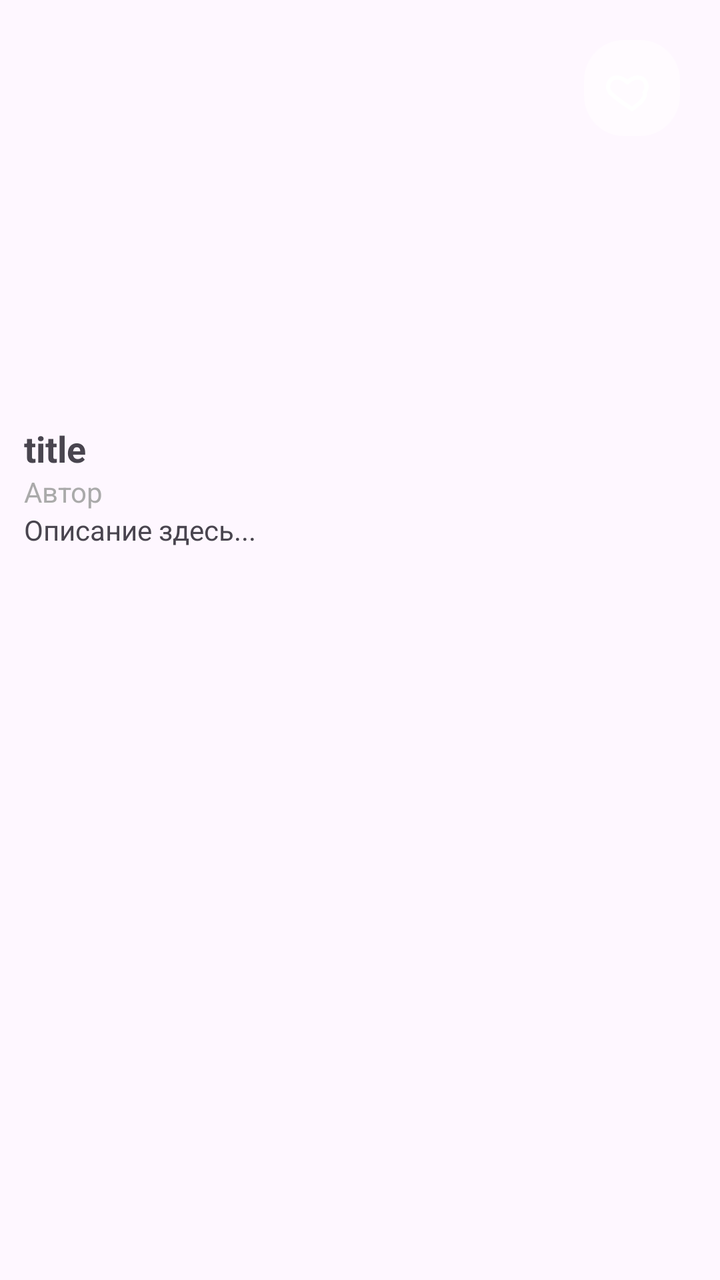
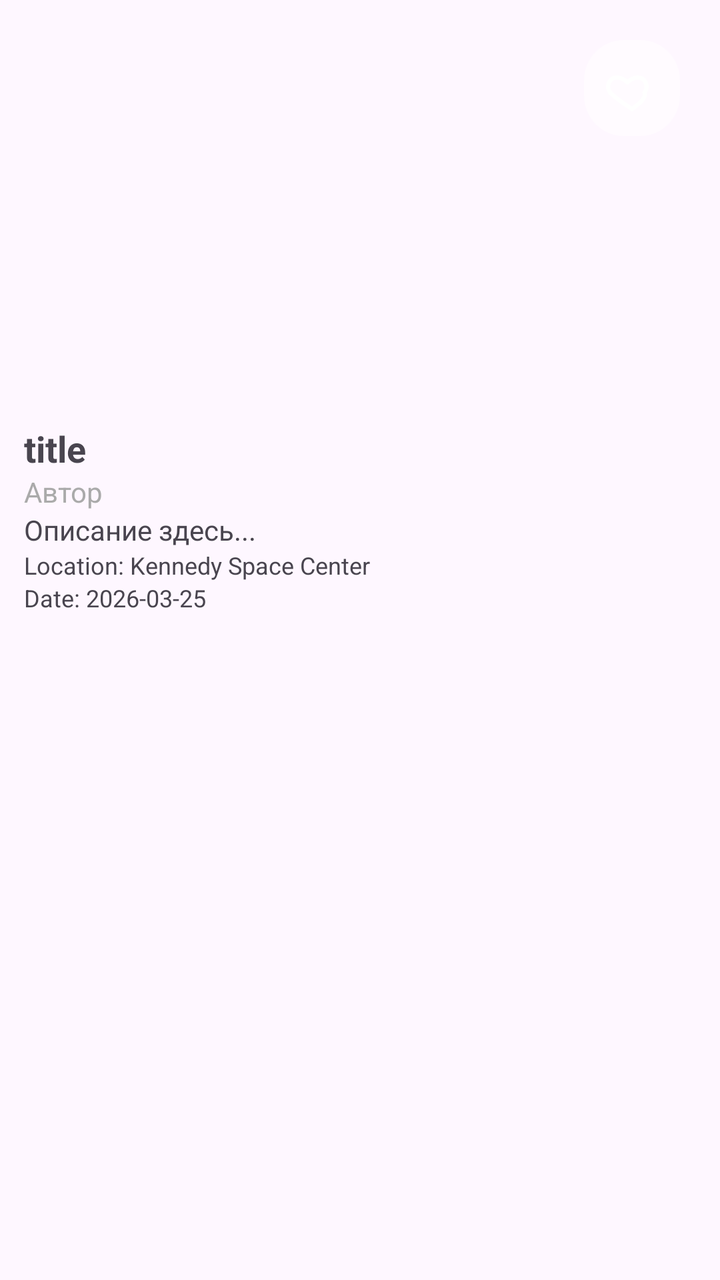

Compare the two renders of this Android layout. The source of the first and the diff that turns it into the second are given below.
<!-- AndroidManifest.xml: application theme Theme.NASA -->
<!-- res/layout/bottom_sheet_details.xml -->
<?xml version="1.0" encoding="utf-8"?>
<androidx.constraintlayout.widget.ConstraintLayout
    xmlns:android="http://schemas.android.com/apk/res/android"
    xmlns:app="http://schemas.android.com/apk/res-auto"
    android:layout_width="match_parent"
    android:layout_height="match_parent">

    <LinearLayout
        android:layout_width="match_parent"
        android:layout_height="wrap_content"
        android:orientation="vertical"
        android:padding="12dp"
        app:layout_constraintTop_toTopOf="parent"
        app:layout_constraintStart_toStartOf="parent"
        app:layout_constraintEnd_toEndOf="parent">

        <FrameLayout
            android:layout_width="match_parent"
            android:layout_height="200dp">

            <ImageView
                android:id="@+id/image"
                android:layout_width="match_parent"
                android:layout_height="match_parent"
                android:scaleType="centerCrop"
                android:contentDescription="@null" />

            <ImageView
                android:id="@+id/likeBtn"
                android:layout_width="48dp"
                android:layout_height="48dp"
                android:layout_gravity="top|end"
                android:layout_margin="8dp"
                android:background="@drawable/bg_glass"
                android:padding="10dp"
                android:src="@drawable/ic_heart"
                android:contentDescription="@null" />

        </FrameLayout>

        <TextView
            android:id="@+id/title"
            android:layout_width="match_parent"
            android:layout_height="wrap_content"
            android:textSize="18sp"
            android:textStyle="bold"
            android:text="@string/title" />

        <TextView
            android:id="@+id/author"
            android:layout_width="match_parent"
            android:layout_height="wrap_content"
            android:textSize="14sp"
            android:textColor="#AAAAAA"
            android:text="Автор" />

        <TextView
            android:id="@+id/description"
            android:layout_width="match_parent"
            android:layout_height="wrap_content"
            android:textSize="14sp"
            android:text="Описание здесь..." />

    </LinearLayout>

</androidx.constraintlayout.widget.ConstraintLayout>
<!-- resources referenced by this layout -->
<resources>
  <!-- drawable bg_glass (drawable) -->
  <?xml version="1.0" encoding="utf-8"?>
  <shape xmlns:android="http://schemas.android.com/apk/res/android">
      <solid android:color="#66FFFFFF"/>
      <corners android:radius="20dp"/>
  </shape>
  <!-- drawable ic_heart (drawable) -->
  <?xml version="1.0" encoding="utf-8"?>
  <vector xmlns:android="http://schemas.android.com/apk/res/android"
      android:width="24dp"
      android:height="24dp"
      android:viewportWidth="24"
      android:viewportHeight="24">
  
      <path
          android:fillColor="@android:color/transparent"
          android:strokeColor="@android:color/white"
          android:strokeWidth="1.8"
          android:strokeLineCap="round"
          android:strokeLineJoin="round"
          android:pathData="M12,21s-6.7,-4.35 -9.33,-7C0.67,11.35 2.24,7.5 5.5,7.5c1.74,0 3.41,1.01 4.5,2.09C11.09,8.51 12.76,7.5 14.5,7.5c3.26,0 4.83,3.85 2.83,6.5C18.7,16.65 12,21 12,21z"/>
  </vector>
  <string name="title">title</string>
  <style name="Theme.NASA" parent="Base.Theme.NASA" />
  <style name="Base.Theme.NASA" parent="Theme.Material3.DayNight.NoActionBar">
          
          
      </style>
</resources>

<!-- the commit's change to res/layout/bottom_sheet_details.xml (unified diff, before → after) -->
@@ -61,6 +61,20 @@
             android:textSize="14sp"
             android:text="Описание здесь..." />
 
+        <TextView
+            android:id="@+id/location"
+            android:layout_width="match_parent"
+            android:layout_height="wrap_content"
+            android:text="Location: Kennedy Space Center"
+            android:textSize="12sp" />
+
+        <TextView
+            android:id="@+id/date"
+            android:layout_width="match_parent"
+            android:layout_height="wrap_content"
+            android:text="Date: 2026-03-25"
+            android:textSize="12sp" />
+
     </LinearLayout>
 
 </androidx.constraintlayout.widget.ConstraintLayout>
